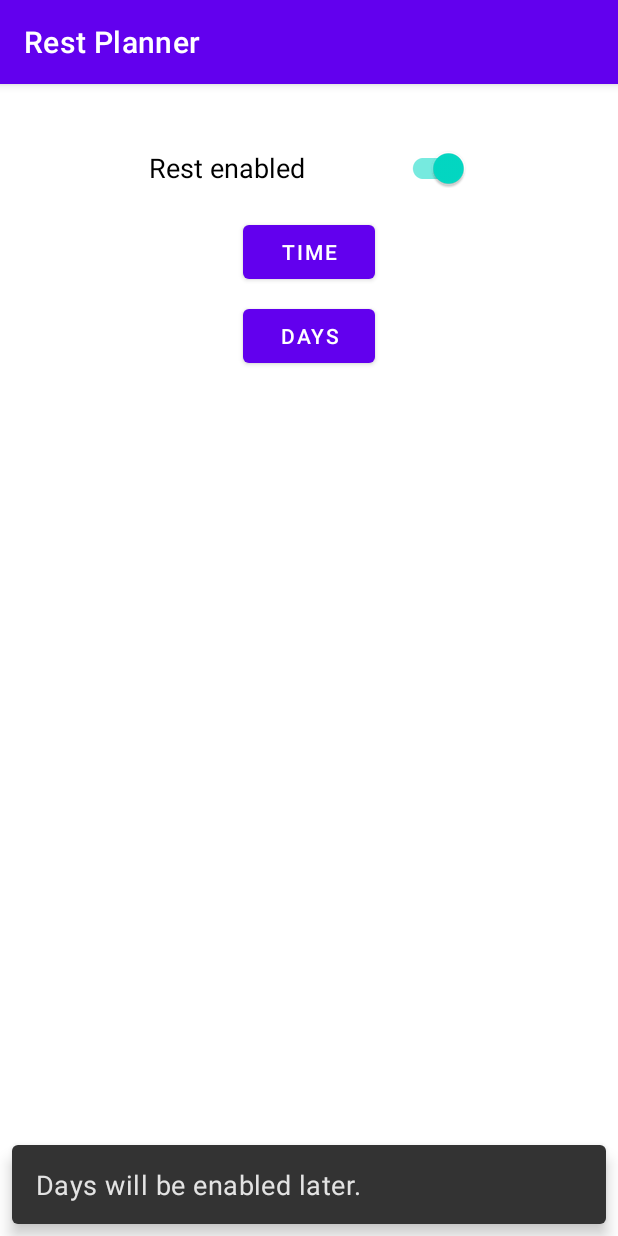
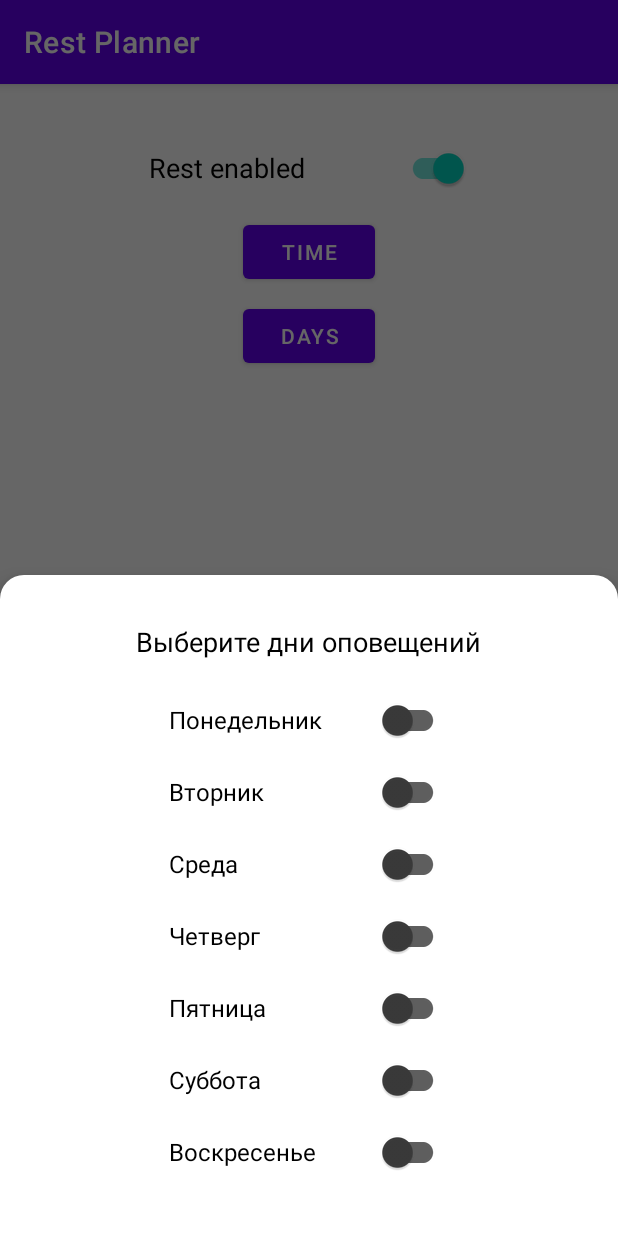
Before and after one commit to sergeevvs/rest-planner, an Android app: the screen it shows after launch (MainActivity), after a tap on "DAYS", on a phone screen of 412 x 824 dp. Run offline under Robolectric (Android 15) with nearby library versions, the phone set to English and light mode, and no system bars; 2 other taps on this screen came first.

Commit message:
Days fragment added.

```diff
--- /dev/null
+++ b/app/src/main/java/com/github/sergeevvs/restplanner/data/Days.kt
@@ -0,0 +1,11 @@
+package com.github.sergeevvs.restplanner.data
+
+enum class Days {
+    MONDAY,
+    TUESDAY,
+    WEDNESDAY,
+    THURSDAY,
+    FRIDAY,
+    SATURDAY,
+    SUNDAY
+}
--- a/app/src/main/java/com/github/sergeevvs/restplanner/data/Preferences.kt
+++ b/app/src/main/java/com/github/sergeevvs/restplanner/data/Preferences.kt
@@ -19,10 +19,46 @@ class Preferences(context: Context) {
             preferences.edit().putInt(TIME, value).apply()
         }
 
-    var days: Set<String>
-        get() = preferences.getStringSet(DAYS, setOf()) as Set<String>
+    var monday: Boolean
+        get() = preferences.getBoolean(Days.MONDAY.toString(), false)
         set(value) {
-            preferences.edit().putStringSet(DAYS, value).apply()
+            preferences.edit().putBoolean(Days.MONDAY.toString(), value).apply()
+        }
+
+    var tuesday: Boolean
+        get() = preferences.getBoolean(Days.TUESDAY.toString(), false)
+        set(value) {
+            preferences.edit().putBoolean(Days.TUESDAY.toString(), value).apply()
+        }
+
+    var wednesday: Boolean
+        get() = preferences.getBoolean(Days.WEDNESDAY.toString(), false)
+        set(value) {
+            preferences.edit().putBoolean(Days.WEDNESDAY.toString(), value).apply()
+        }
+
+    var thursday: Boolean
+        get() = preferences.getBoolean(Days.THURSDAY.toString(), false)
+        set(value) {
+            preferences.edit().putBoolean(Days.THURSDAY.toString(), value).apply()
+        }
+
+    var friday: Boolean
+        get() = preferences.getBoolean(Days.FRIDAY.toString(), false)
+        set(value) {
+            preferences.edit().putBoolean(Days.FRIDAY.toString(), value).apply()
+        }
+
+    var saturday: Boolean
+        get() = preferences.getBoolean(Days.SATURDAY.toString(), false)
+        set(value) {
+            preferences.edit().putBoolean(Days.SATURDAY.toString(), value).apply()
+        }
+
+    var sunday: Boolean
+        get() = preferences.getBoolean(Days.SUNDAY.toString(), false)
+        set(value) {
+            preferences.edit().putBoolean(Days.SUNDAY.toString(), value).apply()
         }
 
     companion object {
@@ -30,6 +66,5 @@ class Preferences(context: Context) {
         const val APP_SETTINGS = "app_settings"
         const val ACTIVE = "active"
         const val TIME = "time"
-        const val DAYS = "days"
     }
 }
--- /dev/null
+++ b/app/src/main/java/com/github/sergeevvs/restplanner/presentation/fragments/DaysFragment.kt
@@ -0,0 +1,65 @@
+package com.github.sergeevvs.restplanner.presentation.fragments
+
+import android.os.Bundle
+import android.view.LayoutInflater
+import android.view.View
+import android.view.ViewGroup
+import androidx.fragment.app.activityViewModels
+import com.github.sergeevvs.restplanner.App
+import com.github.sergeevvs.restplanner.databinding.FragmentDaysBinding
+import com.github.sergeevvs.restplanner.presentation.viewmodels.PlannerViewModel
+import com.google.android.material.bottomsheet.BottomSheetDialogFragment
+import com.google.android.material.switchmaterial.SwitchMaterial
+
+class DaysFragment : BottomSheetDialogFragment() {
+
+    private val viewModel: PlannerViewModel by activityViewModels {
+        (context?.applicationContext as App).viewModelFactory
+    }
+
+    private val binding by lazy { FragmentDaysBinding.inflate(layoutInflater) }
+
+    override fun onCreateView(
+        inflater: LayoutInflater,
+        container: ViewGroup?,
+        savedInstanceState: Bundle?
+    ): View = binding.root
+
+    override fun onViewCreated(view: View, savedInstanceState: Bundle?) {
+        super.onViewCreated(view, savedInstanceState)
+        init()
+        initListeners()
+    }
+
+    private fun init() {
+        binding.switchMonday.isChecked = viewModel.monday
+        binding.switchTuesday.isChecked = viewModel.tuesday
+        binding.switchWednesday.isChecked = viewModel.wednesday
+        binding.switchThursday.isChecked = viewModel.thursday
+        binding.switchFriday.isChecked = viewModel.friday
+        binding.switchSaturday.isChecked = viewModel.saturday
+        binding.switchSunday.isChecked = viewModel.sunday
+    }
+
+    private fun initListeners() {
+        binding.switchMonday.setOnClickListener(this::saveDayActivating)
+        binding.switchTuesday.setOnClickListener(this::saveDayActivating)
+        binding.switchWednesday.setOnClickListener(this::saveDayActivating)
+        binding.switchThursday.setOnClickListener(this::saveDayActivating)
+        binding.switchFriday.setOnClickListener(this::saveDayActivating)
+        binding.switchSaturday.setOnClickListener(this::saveDayActivating)
+        binding.switchSunday.setOnClickListener(this::saveDayActivating)
+    }
+
+    private fun saveDayActivating(view: View) {
+        when (view as SwitchMaterial) {
+            binding.switchMonday -> viewModel.monday = view.isChecked
+            binding.switchTuesday -> viewModel.tuesday = view.isChecked
+            binding.switchWednesday -> viewModel.wednesday = view.isChecked
+            binding.switchThursday -> viewModel.thursday = view.isChecked
+            binding.switchFriday -> viewModel.friday = view.isChecked
+            binding.switchSaturday -> viewModel.saturday = view.isChecked
+            binding.switchSunday -> viewModel.sunday = view.isChecked
+        }
+    }
+}
--- a/app/src/main/java/com/github/sergeevvs/restplanner/presentation/fragments/MainFragment.kt
+++ b/app/src/main/java/com/github/sergeevvs/restplanner/presentation/fragments/MainFragment.kt
@@ -61,17 +61,7 @@ class MainFragment : Fragment() {
     }
 
     private fun onBtnDaysClicked(view: View) {
-        Snackbar.make(view, "Days will be enabled later.", Snackbar.LENGTH_LONG).show()
-
-        val builder = NotificationCompat.Builder(requireContext(), CHANNEL_ID)
-            .setSmallIcon(R.mipmap.ic_launcher)
-            .setContentTitle("Rest planner")
-            .setContentText("Вам пора отдохнуть.")
-            .setPriority(NotificationCompat.PRIORITY_DEFAULT)
-
-        with(NotificationManagerCompat.from(requireContext())) {
-            notify(0, builder.build())
-        }
+        DaysFragment().show(parentFragmentManager, DAYS_FRAGMENT_TAG)
     }
 
     private fun createNotificationChannel() {
@@ -92,6 +82,7 @@ class MainFragment : Fragment() {
     companion object {
 
         const val TIME_FRAGMENT_TAG = "Time fragment"
+        const val DAYS_FRAGMENT_TAG = "Days fragment"
         const val CHANNEL_ID = "rest_planner_channel_id"
     }
 }
--- a/app/src/main/java/com/github/sergeevvs/restplanner/presentation/viewmodels/PlannerViewModel.kt
+++ b/app/src/main/java/com/github/sergeevvs/restplanner/presentation/viewmodels/PlannerViewModel.kt
@@ -1,6 +1,7 @@
 package com.github.sergeevvs.restplanner.presentation.viewmodels
 
 import androidx.lifecycle.ViewModel
+import com.github.sergeevvs.restplanner.data.Days
 import com.github.sergeevvs.restplanner.data.Preferences
 
 class PlannerViewModel(
@@ -19,9 +20,45 @@ class PlannerViewModel(
             preferences.time = value
         }
 
-    var days: Set<String>
-        get() = preferences.days
+    var monday: Boolean
+        get() = preferences.monday
         set(value) {
-            preferences.days = value
+            preferences.monday = value
+        }
+
+    var tuesday: Boolean
+        get() = preferences.tuesday
+        set(value) {
+            preferences.tuesday = value
+        }
+
+    var wednesday: Boolean
+        get() = preferences.wednesday
+        set(value) {
+            preferences.wednesday = value
+        }
+
+    var thursday: Boolean
+        get() = preferences.thursday
+        set(value) {
+            preferences.thursday = value
+        }
+
+    var friday: Boolean
+        get() = preferences.friday
+        set(value) {
+            preferences.friday = value
+        }
+
+    var saturday: Boolean
+        get() = preferences.saturday
+        set(value) {
+            preferences.saturday = value
+        }
+
+    var sunday: Boolean
+        get() = preferences.sunday
+        set(value) {
+            preferences.sunday = value
         }
 }
--- /dev/null
+++ b/app/src/main/res/layout/fragment_days.xml
@@ -0,0 +1,92 @@
+<?xml version="1.0" encoding="utf-8"?>
+<androidx.constraintlayout.widget.ConstraintLayout xmlns:android="http://schemas.android.com/apk/res/android"
+    xmlns:app="http://schemas.android.com/apk/res-auto"
+    android:layout_width="match_parent"
+    android:layout_height="match_parent"
+    android:padding="@dimen/layout_padding">
+
+    <com.google.android.material.textview.MaterialTextView
+        android:id="@+id/tv_choose_days"
+        style="@style/RestPlanner.TextView"
+        android:layout_width="wrap_content"
+        android:layout_height="wrap_content"
+        android:text="@string/rest_days"
+        android:textColor="?attr/colorTextOnBottomSheetDialog"
+        app:layout_constraintEnd_toEndOf="parent"
+        app:layout_constraintStart_toStartOf="parent"
+        app:layout_constraintTop_toTopOf="parent" />
+
+    <LinearLayout
+        android:layout_width="wrap_content"
+        android:layout_height="wrap_content"
+        android:layout_marginTop="16dp"
+        android:orientation="vertical"
+        app:layout_constraintEnd_toEndOf="parent"
+        app:layout_constraintStart_toStartOf="parent"
+        app:layout_constraintTop_toBottomOf="@id/tv_choose_days">
+
+        <com.google.android.material.switchmaterial.SwitchMaterial
+            android:id="@+id/switch_monday"
+            android:layout_width="wrap_content"
+            android:layout_height="wrap_content"
+            android:minEms="10"
+            android:text="@string/monday"
+            android:textColor="@color/black"
+            android:textSize="16sp" />
+
+        <com.google.android.material.switchmaterial.SwitchMaterial
+            android:id="@+id/switch_tuesday"
+            android:layout_width="wrap_content"
+            android:layout_height="wrap_content"
+            android:minEms="10"
+            android:text="@string/tuesday"
+            android:textColor="@color/black"
+            android:textSize="16sp" />
+
+        <com.google.android.material.switchmaterial.SwitchMaterial
+            android:id="@+id/switch_wednesday"
+            android:layout_width="wrap_content"
+            android:layout_height="wrap_content"
+            android:minEms="10"
+            android:text="@string/wednesday"
+            android:textColor="@color/black"
+            android:textSize="16sp" />
+
+        <com.google.android.material.switchmaterial.SwitchMaterial
+            android:id="@+id/switch_thursday"
+            android:layout_width="wrap_content"
+            android:layout_height="wrap_content"
+            android:minEms="10"
+            android:text="@string/thursday"
+            android:textColor="@color/black"
+            android:textSize="16sp" />
+
+        <com.google.android.material.switchmaterial.SwitchMaterial
+            android:id="@+id/switch_friday"
+            android:layout_width="wrap_content"
+            android:layout_height="wrap_content"
+            android:minEms="10"
+            android:text="@string/friday"
+            android:textColor="@color/black"
+            android:textSize="16sp" />
+
+        <com.google.android.material.switchmaterial.SwitchMaterial
+            android:id="@+id/switch_saturday"
+            android:layout_width="wrap_content"
+            android:layout_height="wrap_content"
+            android:minEms="10"
+            android:text="@string/saturday"
+            android:textColor="@color/black"
+            android:textSize="16sp" />
+
+        <com.google.android.material.switchmaterial.SwitchMaterial
+            android:id="@+id/switch_sunday"
+            android:layout_width="wrap_content"
+            android:layout_height="wrap_content"
+            android:minEms="10"
+            android:text="@string/sunday"
+            android:textColor="@color/black"
+            android:textSize="16sp" />
+    </LinearLayout>
+
+</androidx.constraintlayout.widget.ConstraintLayout>
--- a/app/src/main/res/values/strings.xml
+++ b/app/src/main/res/values/strings.xml
@@ -13,4 +13,12 @@
     <string name="channel_name">Rest planner notification channel</string>
     <string name="channel_description">Rest planner notification channel description</string>
     <string name="rest_time_period">Выберите периодичность оповещений</string>
+    <string name="rest_days">Выберите дни оповещений</string>
+    <string name="monday">Понедельник</string>
+    <string name="tuesday">Вторник</string>
+    <string name="wednesday">Среда</string>
+    <string name="thursday">Четверг</string>
+    <string name="friday">Пятница</string>
+    <string name="saturday">Суббота</string>
+    <string name="sunday">Воскресенье</string>
 </resources>
```
Also changed, not shown: app/src/main/AndroidManifest.xml (+0 -7 lines), 1 other file.
